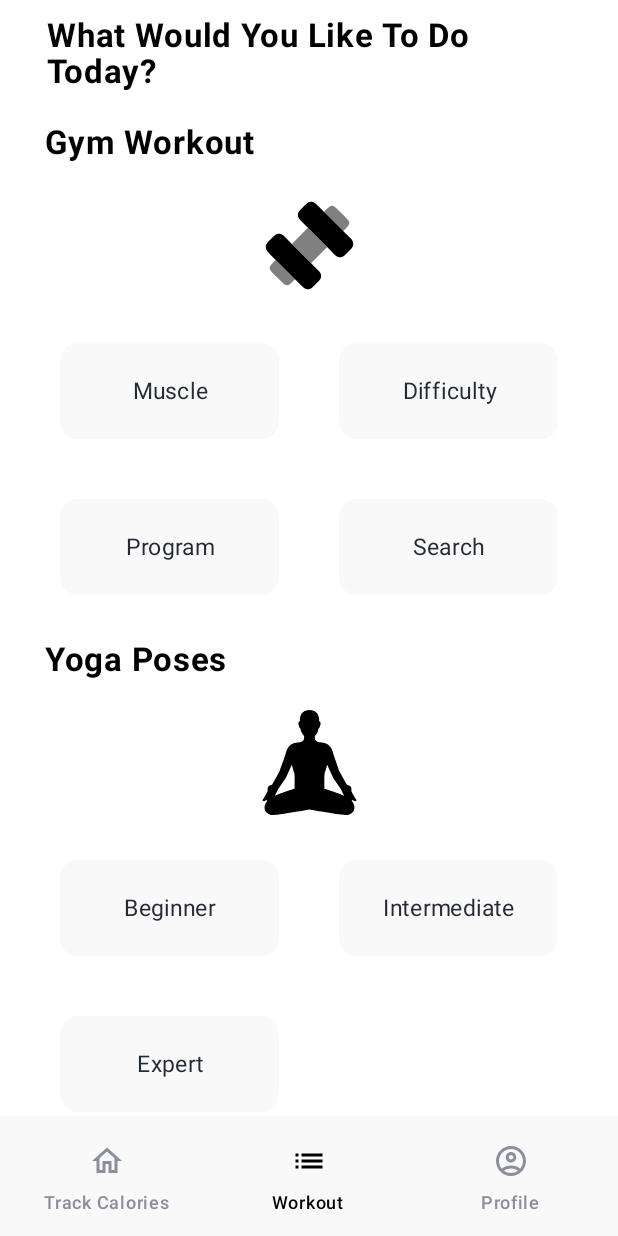
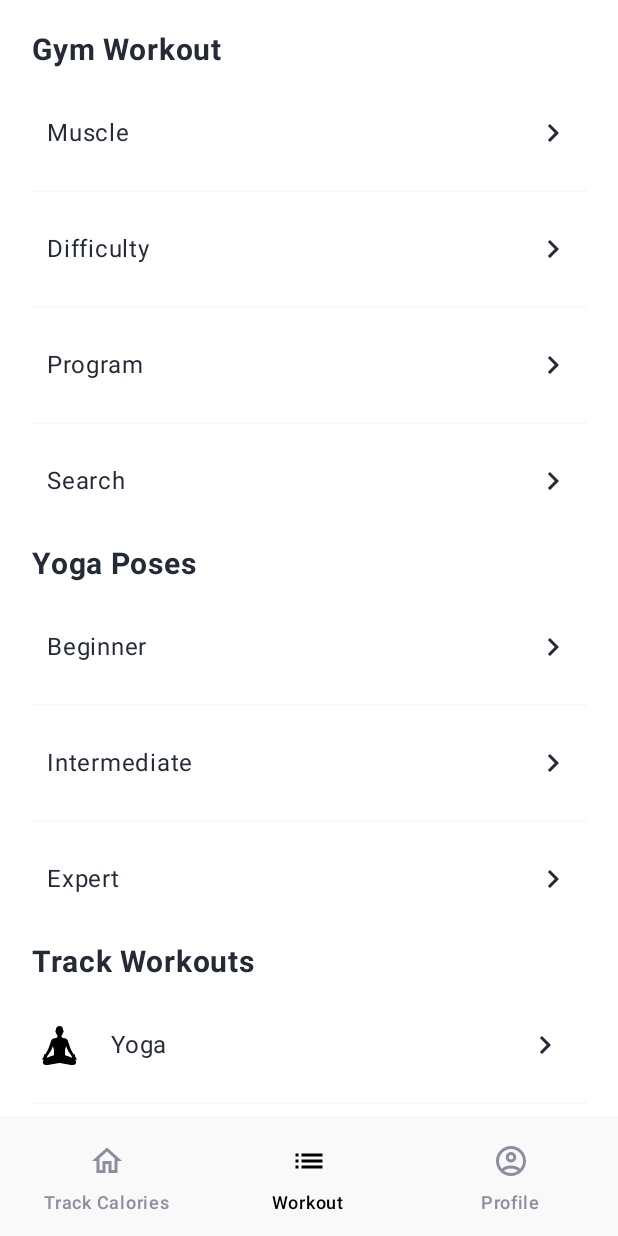
Before and after one commit to Sparsh011/Workout-App-Compose, an Android app built with Jetpack Compose: the WorkoutScreen screen opened through its navigation route, on a phone screen of 412 x 824 dp. Run offline under Robolectric (Android 15) with nearby library versions, the phone set to English and light mode, and no system bars; our stand-ins replace Dagger/Hilt's generated code, sdp/ssp sizes; pictures from the network do not load.

Commit message:
workout screen mini revamp

```diff
--- a/app/src/main/java/com/sparshchadha/workout_app/ui/navigation/destinations/calorie_tracker/CalorieTrackerComposable.kt
+++ b/app/src/main/java/com/sparshchadha/workout_app/ui/navigation/destinations/calorie_tracker/CalorieTrackerComposable.kt
@@ -2,6 +2,8 @@ package com.sparshchadha.workout_app.ui.navigation.destinations.calorie_tracker
 
 import android.os.Build
 import androidx.annotation.RequiresApi
+import androidx.compose.animation.EnterTransition
+import androidx.compose.animation.ExitTransition
 import androidx.compose.foundation.layout.PaddingValues
 import androidx.compose.runtime.LaunchedEffect
 import androidx.lifecycle.compose.collectAsStateWithLifecycle
@@ -19,7 +21,13 @@ fun NavGraphBuilder.calorieTrackerComposable(
     foodItemsViewModel: FoodItemsViewModel,
 ) {
     composable(
-        route = BottomBarScreen.CalorieTracker.route
+        route = BottomBarScreen.CalorieTracker.route,
+        enterTransition = {
+            EnterTransition.None
+        },
+        exitTransition = {
+            ExitTransition.None
+        }
     ) {
 
         LaunchedEffect(key1 = true) {
--- a/app/src/main/java/com/sparshchadha/workout_app/ui/navigation/destinations/gym/BottomWorkoutComposable.kt
+++ b/app/src/main/java/com/sparshchadha/workout_app/ui/navigation/destinations/gym/BottomWorkoutComposable.kt
@@ -1,8 +1,7 @@
 package com.sparshchadha.workout_app.ui.navigation.destinations.gym
 
-import androidx.compose.animation.core.tween
-import androidx.compose.animation.slideInHorizontally
-import androidx.compose.animation.slideOutHorizontally
+import androidx.compose.animation.EnterTransition
+import androidx.compose.animation.ExitTransition
 import androidx.compose.foundation.layout.PaddingValues
 import androidx.navigation.NavController
 import androidx.navigation.NavGraphBuilder
@@ -22,22 +21,10 @@ fun NavGraphBuilder.bottomWorkoutComposable(
     composable(
         route = BottomBarScreen.WorkoutScreen.route,
         enterTransition = {
-            slideInHorizontally(
-                initialOffsetX = { fullWidth -> fullWidth },
-                animationSpec = tween(
-                    durationMillis = 300
-                )
-            )
+            EnterTransition.None
         },
         exitTransition = {
-            slideOutHorizontally(
-                targetOffsetX = { fullWidth ->
-                    -fullWidth
-                },
-                animationSpec = tween(
-                    durationMillis = 300
-                )
-            )
+            ExitTransition.None
         }
     ) {
         GymAndYogaWorkoutHomeScreen(
--- a/app/src/main/java/com/sparshchadha/workout_app/ui/navigation/destinations/gym/ExerciseDetailsComposable.kt
+++ b/app/src/main/java/com/sparshchadha/workout_app/ui/navigation/destinations/gym/ExerciseDetailsComposable.kt
@@ -29,7 +29,7 @@ fun NavGraphBuilder.exerciseDetailsComposable(
         exitTransition = {
             slideOutHorizontally(
                 targetOffsetX = { fullWidth ->
-                    -fullWidth
+                    fullWidth
                 },
                 animationSpec = tween(
                     durationMillis = 300
--- a/app/src/main/java/com/sparshchadha/workout_app/ui/navigation/destinations/gym/ExercisesComposable.kt
+++ b/app/src/main/java/com/sparshchadha/workout_app/ui/navigation/destinations/gym/ExercisesComposable.kt
@@ -36,7 +36,7 @@ fun NavGraphBuilder.gymExercisesComposable(
         exitTransition = {
             slideOutHorizontally(
                 targetOffsetX = { fullWidth ->
-                    -fullWidth
+                    fullWidth
                 },
                 animationSpec = tween(
                     durationMillis = 300
--- a/app/src/main/java/com/sparshchadha/workout_app/ui/navigation/destinations/gym/GymExercisesPerformedComposable.kt
+++ b/app/src/main/java/com/sparshchadha/workout_app/ui/navigation/destinations/gym/GymExercisesPerformedComposable.kt
@@ -31,7 +31,7 @@ fun NavGraphBuilder.gymExercisesPerformedComposable(
         exitTransition = {
             slideOutHorizontally(
                 targetOffsetX = { fullWidth ->
-                    -fullWidth
+                    fullWidth
                 },
                 animationSpec = tween(
                     durationMillis = 300
--- a/app/src/main/java/com/sparshchadha/workout_app/ui/navigation/destinations/gym/WorkoutCategoryComposable.kt
+++ b/app/src/main/java/com/sparshchadha/workout_app/ui/navigation/destinations/gym/WorkoutCategoryComposable.kt
@@ -29,7 +29,7 @@ fun NavGraphBuilder.workoutCategoryComposable(
         exitTransition = {
             slideOutHorizontally(
                 targetOffsetX = { fullWidth ->
-                    -fullWidth
+                    fullWidth
                 },
                 animationSpec = tween(
                     durationMillis = 300
--- a/app/src/main/java/com/sparshchadha/workout_app/ui/navigation/destinations/profile/ProfileComposable.kt
+++ b/app/src/main/java/com/sparshchadha/workout_app/ui/navigation/destinations/profile/ProfileComposable.kt
@@ -1,8 +1,7 @@
 package com.sparshchadha.workout_app.ui.navigation.destinations.profile
 
-import androidx.compose.animation.core.tween
-import androidx.compose.animation.slideInHorizontally
-import androidx.compose.animation.slideOutHorizontally
+import androidx.compose.animation.EnterTransition
+import androidx.compose.animation.ExitTransition
 import androidx.navigation.NavGraphBuilder
 import androidx.navigation.compose.composable
 import com.sparshchadha.workout_app.ui.components.bottom_bar.BottomBarScreen
@@ -14,22 +13,10 @@ fun NavGraphBuilder.profileComposable(
     composable(
         route = BottomBarScreen.ProfileScreen.route,
         enterTransition = {
-            slideInHorizontally(
-                initialOffsetX = { fullWidth -> -fullWidth },
-                animationSpec = tween(
-                    durationMillis = 300
-                )
-            )
+            EnterTransition.None
         },
         exitTransition = {
-            slideOutHorizontally(
-                targetOffsetX = { fullWidth ->
-                    -fullWidth
-                },
-                animationSpec = tween(
-                    durationMillis = 300
-                )
-            )
+            ExitTransition.None
         }
     ) {
         ProfileScreenComposable()
--- a/app/src/main/java/com/sparshchadha/workout_app/ui/navigation/destinations/shared/SearchComposable.kt
+++ b/app/src/main/java/com/sparshchadha/workout_app/ui/navigation/destinations/shared/SearchComposable.kt
@@ -28,7 +28,9 @@ fun NavGraphBuilder.searchComposable(
             )
         },
         exitTransition = {
-            slideOutVertically()
+            slideOutVertically(
+                targetOffsetY = { 0 }
+            )
         }
     ) { backStackEntry ->
         val searchFor = backStackEntry.arguments?.getString("searchFor")
--- a/app/src/main/java/com/sparshchadha/workout_app/ui/navigation/destinations/yoga/YogaComposable.kt
+++ b/app/src/main/java/com/sparshchadha/workout_app/ui/navigation/destinations/yoga/YogaComposable.kt
@@ -33,7 +33,7 @@ fun NavGraphBuilder.yogaComposable(
         exitTransition = {
             slideOutHorizontally(
                 targetOffsetX = { fullWidth ->
-                    -fullWidth
+                    fullWidth
                 },
                 animationSpec = tween(
                     durationMillis = 300
--- a/app/src/main/java/com/sparshchadha/workout_app/ui/navigation/destinations/yoga/YogaPosesPerfomedComposable.kt
+++ b/app/src/main/java/com/sparshchadha/workout_app/ui/navigation/destinations/yoga/YogaPosesPerfomedComposable.kt
@@ -35,7 +35,7 @@ fun NavGraphBuilder.yogaPosesPerformedTodayComposable(
         exitTransition = {
             slideOutHorizontally(
                 targetOffsetX = { fullWidth ->
-                    -fullWidth
+                    fullWidth
                 },
                 animationSpec = tween(
                     durationMillis = 300
--- a/app/src/main/java/com/sparshchadha/workout_app/ui/screens/workout/GymAndYogaWorkoutHomeScreen.kt
+++ b/app/src/main/java/com/sparshchadha/workout_app/ui/screens/workout/GymAndYogaWorkoutHomeScreen.kt
@@ -1,5 +1,6 @@
 package com.sparshchadha.workout_app.ui.screens.workout
 
+import androidx.compose.foundation.ExperimentalFoundationApi
 import androidx.compose.foundation.Image
 import androidx.compose.foundation.background
 import androidx.compose.foundation.clickable
@@ -10,17 +11,14 @@ import androidx.compose.foundation.layout.fillMaxSize
 import androidx.compose.foundation.layout.fillMaxWidth
 import androidx.compose.foundation.layout.padding
 import androidx.compose.foundation.layout.size
-import androidx.compose.foundation.lazy.staggeredgrid.LazyStaggeredGridItemScope
-import androidx.compose.foundation.lazy.staggeredgrid.LazyStaggeredGridScope
-import androidx.compose.foundation.lazy.staggeredgrid.LazyVerticalStaggeredGrid
-import androidx.compose.foundation.lazy.staggeredgrid.StaggeredGridCells
-import androidx.compose.foundation.lazy.staggeredgrid.StaggeredGridItemSpan
-import androidx.compose.foundation.lazy.staggeredgrid.items
+import androidx.compose.foundation.lazy.LazyColumn
 import androidx.compose.material.icons.Icons
 import androidx.compose.material.icons.filled.KeyboardArrowRight
 import androidx.compose.material3.Card
 import androidx.compose.material3.CardDefaults
+import androidx.compose.material3.Icon
 import androidx.compose.material3.Scaffold
+import androidx.compose.material3.Surface
 import androidx.compose.material3.Text
 import androidx.compose.runtime.Composable
 import androidx.compose.ui.Alignment
@@ -31,20 +29,25 @@ import androidx.compose.ui.graphics.ColorFilter
 import androidx.compose.ui.text.font.FontWeight
 import androidx.compose.ui.text.style.TextAlign
 import androidx.compose.ui.unit.dp
-import androidx.compose.ui.unit.sp
 import androidx.navigation.NavController
 import coil.compose.AsyncImage
 import com.sparshchadha.workout_app.R
 import com.sparshchadha.workout_app.ui.components.CustomDivider
 import com.sparshchadha.workout_app.ui.components.ScaffoldTopBar
 import com.sparshchadha.workout_app.ui.components.bottom_bar.UtilityScreen
+import com.sparshchadha.workout_app.ui.screens.workout.gym.CategoryItem
 import com.sparshchadha.workout_app.ui.screens.workout.gym.util.CategoryType
 import com.sparshchadha.workout_app.ui.screens.workout.gym.util.GymWorkoutCategories
 import com.sparshchadha.workout_app.util.ColorsUtil
+import com.sparshchadha.workout_app.util.Dimensions.LARGE_PADDING
+import com.sparshchadha.workout_app.util.Dimensions.MEDIUM_PADDING
+import com.sparshchadha.workout_app.util.Dimensions.SMALL_PADDING
+import com.sparshchadha.workout_app.util.Dimensions.YOGA_AND_DUMBBELL_SVG_SIZE
 import com.sparshchadha.workout_app.util.Extensions.capitalize
 import com.sparshchadha.workout_app.util.Extensions.nonScaledSp
 import com.sparshchadha.workout_app.viewmodel.WorkoutViewModel
 
+@OptIn(ExperimentalFoundationApi::class)
 @Composable
 fun GymAndYogaWorkoutHomeScreen(
     difficultyLevels: List<DifficultyLevel>,
@@ -53,48 +56,34 @@ fun GymAndYogaWorkoutHomeScreen(
     gymWorkoutCategories: List<String>,
     globalPaddingValues: PaddingValues,
 ) {
-    Scaffold(
-        topBar = {
-            ScaffoldTopBar(topBarDescription = "What Would You Like To Do Today?", showBackIcon = false)
-        }
-    ) { localPaddingValues ->
-
-        LazyVerticalStaggeredGrid(
-            columns = StaggeredGridCells.Fixed(2),
+    LazyColumn(
         modifier = Modifier
             .background(Color.White)
             .fillMaxSize()
             .padding(
-                    top = localPaddingValues.calculateTopPadding(),
-                    start = 20.dp,
-                    end = 20.dp,
+                top = MEDIUM_PADDING,
+                start = MEDIUM_PADDING,
+                end = MEDIUM_PADDING,
                 bottom = globalPaddingValues.calculateBottomPadding()
             )
     ) {
 
         // Gym workout
-            header {
+        stickyHeader {
+            Surface(
+                modifier = Modifier.fillParentMaxWidth(),
+                color = Color.White
+            ) {
                 HeaderText(
                     heading = "Gym Workout"
                 )
             }
-
-            header {
-                AsyncImage(
-                    model = R.drawable.dumbbell_svg,
-                    contentDescription = null,
-                    modifier = Modifier
-                        .size(90.dp)
-                        .padding(10.dp),
-                    colorFilter = ColorFilter.tint(Color.Black)
-                )
         }
 
-            items(gymWorkoutCategories) {
-                PopulateWorkoutCategories(
-                    category = it,
-                    modifier = Modifier.padding(20.dp),
-                    onCategorySelection = { categorySelected ->
+        items(gymWorkoutCategories.size) {
+            CategoryItem(
+                categoryItem = gymWorkoutCategories[it],
+                onCategoryItemSelected = { categorySelected ->
                     handleGymExercisesCategorySelection(
                         categorySelected = categorySelected,
                         updateGymWorkoutCategory = { categoryType ->
@@ -104,46 +93,43 @@ fun GymAndYogaWorkoutHomeScreen(
                             navController.navigate(route)
                         },
                     )
-                    }
+                },
+                showDivider = it != gymWorkoutCategories.size - 1
             )
         }
 
         // Yoga poses
-            header {
+        stickyHeader {
+            Surface(
+                modifier = Modifier.fillParentMaxWidth(),
+                color = Color.White
+            ) {
                 HeaderText(
                     heading = "Yoga Poses"
                 )
             }
-
-            header {
-                AsyncImage(
-                    model = R.drawable.yoga_svg,
-                    contentDescription = null,
-                    modifier = Modifier
-                        .size(90.dp)
-                        .padding(10.dp)
-                )
         }
 
-            items(difficultyLevels) {
+        items(difficultyLevels.size) {
             PopulateYogaDifficulty(
-                    yogaDifficulty = it,
-                    modifier = Modifier.padding(all = 20.dp)
-                ) { difficultyLevel ->
+                yogaDifficulty = difficultyLevels[it],
+                onYogaDifficultySelection = { difficultyLevel ->
                     workoutViewModel.updateYogaDifficultyLevel(difficultyLevel = difficultyLevel)
                     // navigate to yoga screen
                     workoutViewModel.getYogaPosesFromApi()
                     navController.navigate(route = UtilityScreen.YogaPoses.route)
-                }
+                },
+                showDivider = it != difficultyLevels.size - 1
+            )
         }
 
-            header {
+        stickyHeader {
             HeaderText(
                 heading = "Track Workouts"
             )
         }
 
-            header {
+        item {
             TodayWorkoutCard(
                 category = "Yoga",
                 onCategoryItemSelected = {
@@ -153,7 +139,7 @@ fun GymAndYogaWorkoutHomeScreen(
             )
         }
 
-            header {
+        item {
             TodayWorkoutCard(
                 category = "Gym",
                 onCategoryItemSelected = {
@@ -164,8 +150,6 @@ fun GymAndYogaWorkoutHomeScreen(
             )
         }
     }
-    }
-
 }
 
 @Composable
@@ -180,7 +164,7 @@ fun TodayWorkoutCard(
             verticalAlignment = Alignment.CenterVertically,
             modifier = Modifier
                 .fillMaxWidth()
-                .padding(horizontal = 10.dp)
+                .padding(horizontal = SMALL_PADDING)
                 .clickable {
                     onCategoryItemSelected()
                 },
@@ -189,17 +173,17 @@ fun TodayWorkoutCard(
                 model = icon,
                 contentDescription = null,
                 modifier = Modifier
-                    .padding(10.dp)
-                    .size(30.dp),
+                    .padding(MEDIUM_PADDING)
+                    .size(YOGA_AND_DUMBBELL_SVG_SIZE),
                 colorFilter = ColorFilter.tint(Color.Black)
             )
 
             Text(
                 text = category,
-                fontSize = 20.sp,
+                fontSize = 16.nonScaledSp,
                 color = ColorsUtil.primaryDarkTextColor,
                 modifier = Modifier
-                    .padding(10.dp)
+                    .padding(MEDIUM_PADDING)
                     .weight(0.8f)
                     .fillMaxWidth()
             )
@@ -210,7 +194,7 @@ fun TodayWorkoutCard(
                 colorFilter = ColorFilter.tint(
                     ColorsUtil.primaryDarkTextColor
                 ),
-                modifier = Modifier.padding(20.dp)
+                modifier = Modifier.padding(LARGE_PADDING)
             )
         }
 
@@ -219,13 +203,17 @@ fun TodayWorkoutCard(
 }
 
 @Composable
-fun HeaderText(heading: String) {
+fun HeaderText(
+    heading: String,
+) {
     Text(
         text = heading,
-        color = Color.Black,
-        fontWeight = FontWeight.Bold,
-        fontSize = 22.sp,
-        modifier = Modifier.padding(all = 10.dp)
+        fontSize = 20.nonScaledSp,
+        color = ColorsUtil.primaryDarkTextColor,
+        modifier = Modifier
+            .padding(MEDIUM_PADDING)
+            .fillMaxWidth(),
+        fontWeight = FontWeight.Bold
     )
 }
 
@@ -287,32 +275,36 @@ fun PopulateWorkoutCategories(
 @Composable
 fun PopulateYogaDifficulty(
     yogaDifficulty: DifficultyLevel,
-    modifier: Modifier,
     onYogaDifficultySelection: (DifficultyLevel) -> Unit,
+    showDivider: Boolean,
 ) {
-    Card(
-        modifier = Modifier
-            .fillMaxSize(1f)
-            .padding(all = 20.dp)
-            .clickable {
+    Row(
+        verticalAlignment = Alignment.CenterVertically,
+        modifier = Modifier.clickable {
             onYogaDifficultySelection(yogaDifficulty)
-            },
-        colors = CardDefaults.cardColors(
-            containerColor = ColorsUtil.primaryLightGray
-        )
+        }
     ) {
         Text(
             text = yogaDifficulty.name.lowercase().capitalize(),
+            fontSize = 16.nonScaledSp,
             color = ColorsUtil.primaryDarkTextColor,
-            modifier = modifier.align(CenterHorizontally),
-            textAlign = TextAlign.Center,
-            fontSize = 15.nonScaledSp
+            modifier = Modifier
+                .padding(horizontal = LARGE_PADDING, vertical = MEDIUM_PADDING)
+                .weight(0.8f)
+                .fillMaxWidth()
+        )
+
+        Icon(
+            imageVector = Icons.Default.KeyboardArrowRight,
+            contentDescription = null,
+            tint = ColorsUtil.primaryDarkTextColor,
+            modifier = Modifier.padding(LARGE_PADDING)
+        )
+    }
+
+    if (showDivider) {
+        CustomDivider(
+            dividerColor = ColorsUtil.primaryLightGray
         )
     }
 }
-
-fun LazyStaggeredGridScope.header(
-    content: @Composable LazyStaggeredGridItemScope.() -> Unit,
-) {
-    item(content = content, span = StaggeredGridItemSpan.FullLine)
-}
--- a/app/src/main/java/com/sparshchadha/workout_app/util/Dimensions.kt
+++ b/app/src/main/java/com/sparshchadha/workout_app/util/Dimensions.kt
@@ -46,4 +46,8 @@ object Dimensions {
     val CIRCLE_STRIPE_WIDTH: Dp
         @Composable
         get() = dimensionResource(id = R.dimen.macronutrient_text_height)
+
+    val YOGA_AND_DUMBBELL_SVG_SIZE: Dp
+    @Composable
+    get() = dimensionResource(id = R.dimen.yoga_and_dumbbell_svg_size)
 }
--- a/app/src/main/res/values/dimen.xml
+++ b/app/src/main/res/values/dimen.xml
@@ -7,5 +7,6 @@
     <dimen name="pie_chart_size">@dimen/_80sdp</dimen>
     <dimen name="lottie_animation_size_large">@dimen/_160sdp</dimen>
     <dimen name="heading_size">@dimen/_30sdp</dimen>
+    <dimen name="yoga_and_dumbbell_svg_size">@dimen/_20sdp</dimen>
     <dimen name="macronutrient_text_height">@dimen/_20sdp</dimen>
 </resources>
```
Lines whose indentation alone changed are shown as unchanged.
